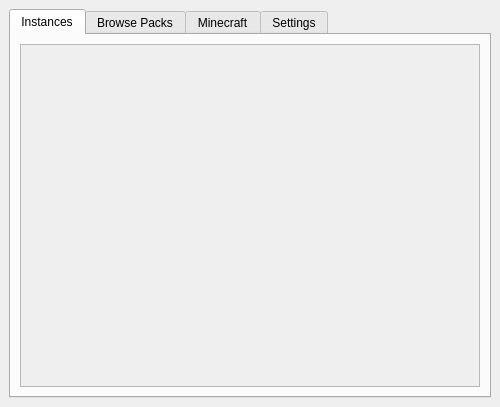
Above: UI/MainWindow.ui from OpenMineMods/OneClient before the change. Below: the same form after it.
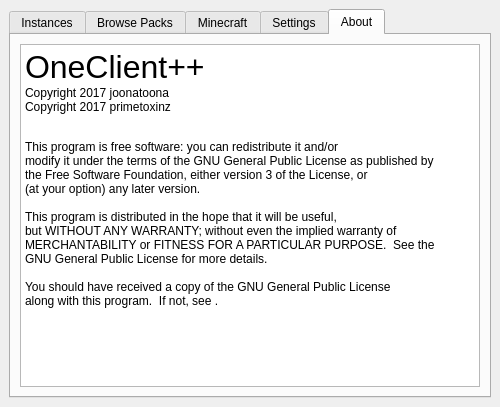
That is the form after the change. The open tabs and pages were chosen to show the change. Icons and pictures are not drawn.

Commit message: add about tab

What changed in the file:
```diff
--- a/UI/MainWindow.ui
+++ b/UI/MainWindow.ui
@@ -514,6 +514,28 @@
         </item>
        </layout>
       </widget>
+      <widget class="QWidget" name="tab">
+       <attribute name="title">
+        <string>About</string>
+       </attribute>
+       <layout class="QVBoxLayout" name="verticalLayout_4">
+        <item>
+         <widget class="QTextBrowser" name="textBrowser">
+          <property name="html">
+           <string>&lt;!DOCTYPE HTML PUBLIC &quot;-//W3C//DTD HTML 4.0//EN&quot; &quot;http://www.w3.org/TR/REC-html40/strict.dtd&quot;&gt;
+&lt;html&gt;&lt;head&gt;&lt;meta name=&quot;qrichtext&quot; content=&quot;1&quot; /&gt;&lt;style type=&quot;text/css&quot;&gt;
+p, li { white-space: pre-wrap; }
+&lt;/style&gt;&lt;/head&gt;&lt;body style=&quot; font-family:'Sans Serif'; font-size:9pt; font-weight:400; font-style:normal;&quot;&gt;
+&lt;p style=&quot; margin-top:0px; margin-bottom:0px; margin-left:0px; margin-right:0px; -qt-block-indent:0; text-indent:0px;&quot;&gt;&lt;span style=&quot; font-size:24pt;&quot;&gt;OneClient++&lt;/span&gt;&lt;/p&gt;
+&lt;p style=&quot; margin-top:0px; margin-bottom:0px; margin-left:0px; margin-right:0px; -qt-block-indent:0; text-indent:0px;&quot;&gt;Copyright 2017 joonatoona&lt;/p&gt;
+&lt;p style=&quot; margin-top:0px; margin-bottom:0px; margin-left:0px; margin-right:0px; -qt-block-indent:0; text-indent:0px;&quot;&gt;Copyright 2017 primetoxinz&lt;/p&gt;
+&lt;p style=&quot;-qt-paragraph-type:empty; margin-top:0px; margin-bottom:0px; margin-left:0px; margin-right:0px; -qt-block-indent:0; text-indent:0px;&quot;&gt;&lt;br /&gt;&lt;/p&gt;
+&lt;p style=&quot; margin-top:12px; margin-bottom:12px; margin-left:0px; margin-right:0px; -qt-block-indent:0; text-indent:0px;&quot;&gt;This program is free software: you can redistribute it and/or&lt;br /&gt;modify it under the terms of the GNU General Public License as published by&lt;br /&gt;the Free Software Foundation, either version 3 of the License, or&lt;br /&gt;(at your option) any later version.&lt;br /&gt;&lt;br /&gt;This program is distributed in the hope that it will be useful,&lt;br /&gt;but WITHOUT ANY WARRANTY; without even the implied warranty of&lt;br /&gt;MERCHANTABILITY or FITNESS FOR A PARTICULAR PURPOSE.  See the &lt;br /&gt;GNU General Public License for more details.&lt;br /&gt;&lt;br /&gt;You should have received a copy of the GNU General Public License&lt;br /&gt;along with this program.  If not, see .&lt;/p&gt;&lt;/body&gt;&lt;/html&gt;</string>
+          </property>
+         </widget>
+        </item>
+       </layout>
+      </widget>
      </widget>
     </item>
    </layout>
```
